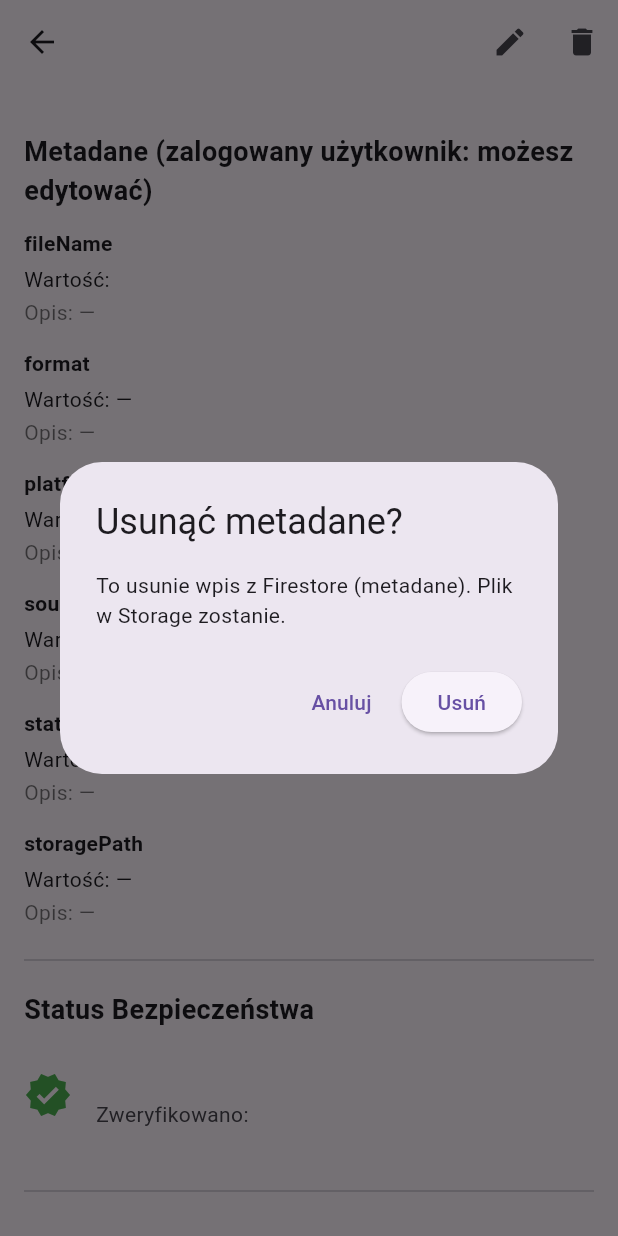
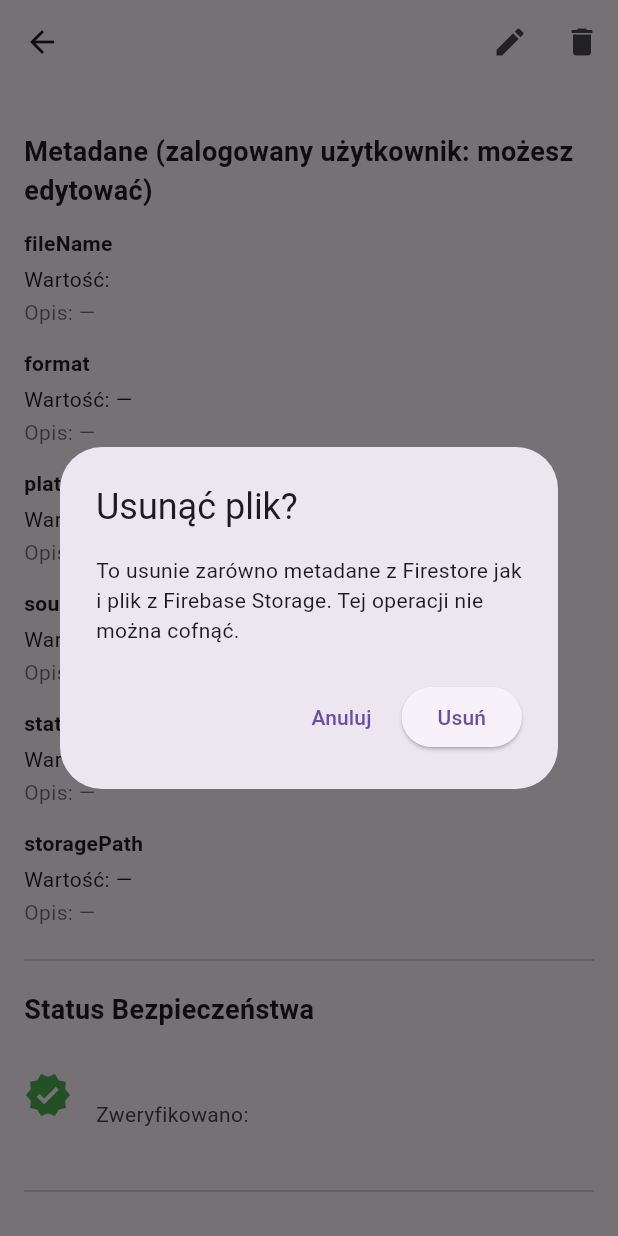
Before and after one commit to omix04/Repozytorium-zainfekowanych-plikow-binarnych-, a Flutter app: the DetailScreen screen opened directly with empty values, after a tap on the "delete" icon, on a phone screen of 412 x 824 dp. Run offline on Flutter 3.47's test engine with Material 3 defaults, Android fonts, the phone set to English and light mode, and no system bars; our stand-ins replace cloud_firestore, cloud_functions, file_picker, firebase_auth, firebase_core, firebase_messaging and 2 more; accounts and stored records are empty; network calls fail.

Commit message:
Dzisiejsze zmiany

```diff
--- a/repo_binarne/lib/screens/detail_screen.dart
+++ b/repo_binarne/lib/screens/detail_screen.dart
@@ -71,8 +71,10 @@ class DetailScreen extends StatelessWidget {
                 final ok = await showDialog<bool>(
                   context: context,
                   builder: (_) => AlertDialog(
-                    title: const Text('Usunąć metadane?'),
-                    content: const Text('To usunie wpis z Firestore (metadane). Plik w Storage zostanie.'),
+                    title: const Text('Usunąć plik?'),
+                    content: const Text(
+                      'To usunie zarówno metadane z Firestore jak i plik z Firebase Storage. Tej operacji nie można cofnąć.',
+                    ),
                     actions: [
                       TextButton(onPressed: () => Navigator.pop(context, false), child: const Text('Anuluj')),
                       ElevatedButton(onPressed: () => Navigator.pop(context, true), child: const Text('Usuń')),
@@ -81,7 +83,7 @@ class DetailScreen extends StatelessWidget {
                 );
 
                 if (ok == true) {
-                  await repo.deleteItem(item.id);
+                  await repo.deleteItem(item.id, storagePath: item.storagePath);
                   if (context.mounted) Navigator.pop(context);
                 }
               },
```
Also changed, not shown: repo_binarne/lib/data/firebase_repository.dart (+22 -16 lines), 2 other files.
